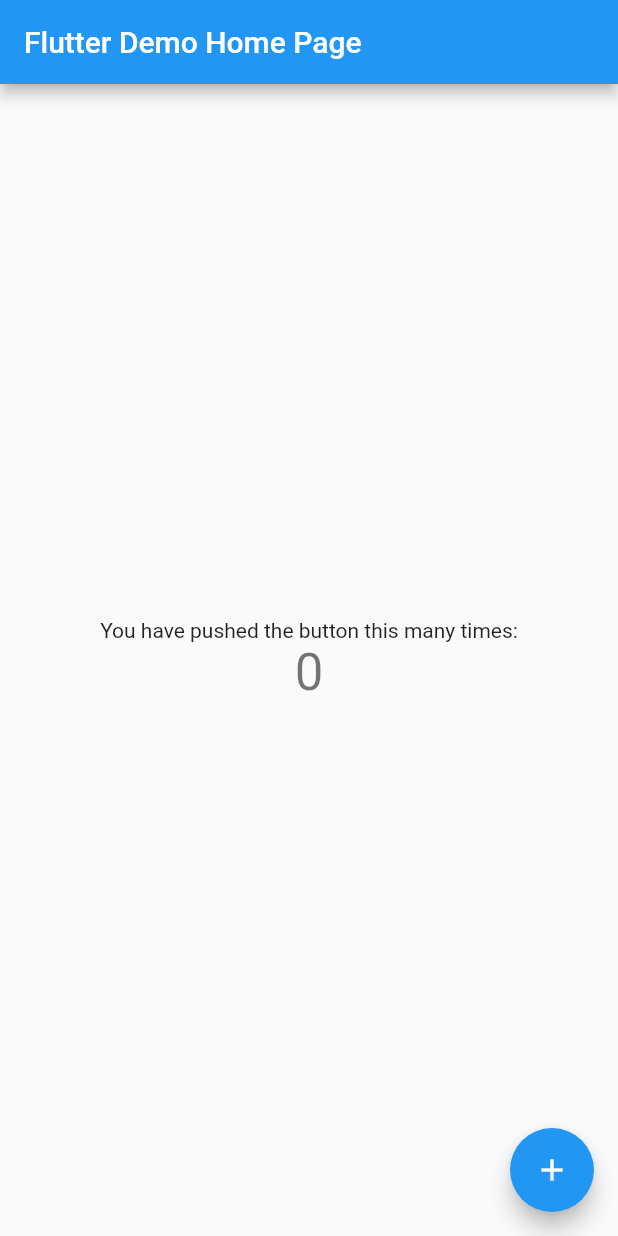
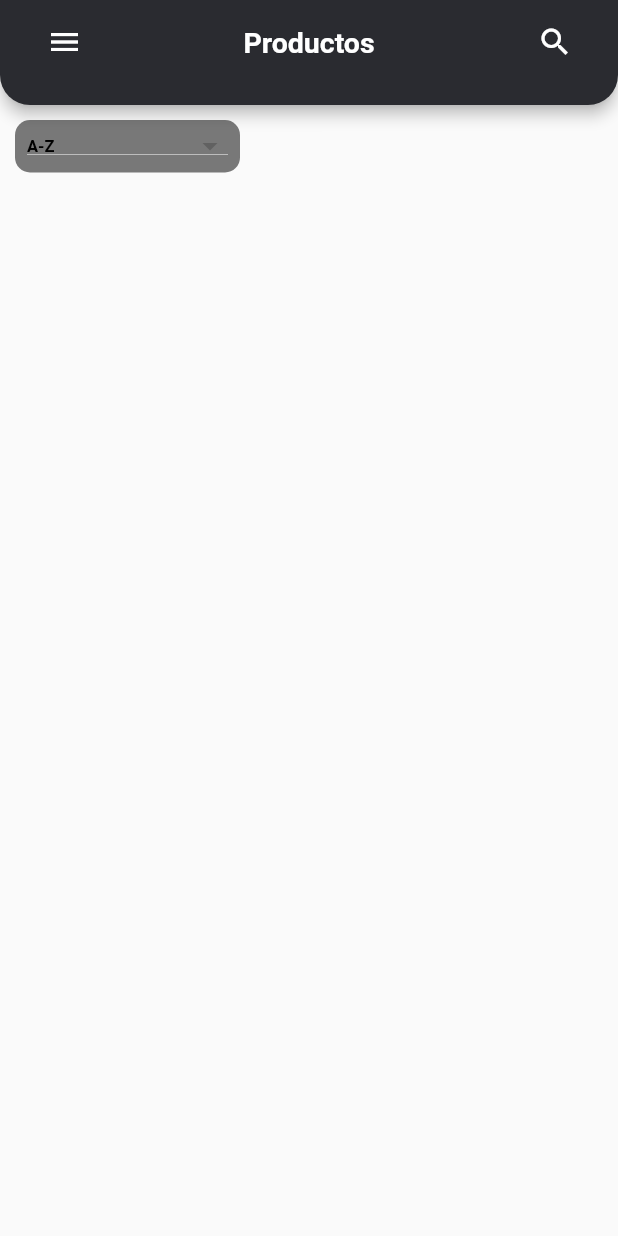
Before and after one commit to anything-devs/bike-soft-mobile-app, a Flutter app: the screen it shows after launch, on a phone screen of 412 x 824 dp. Run offline on Flutter 3.47's test engine with Material 2 defaults, Android fonts, the phone set to English and light mode, and no system bars.

Commit message:
Se agrega AppBar Customizable para ser reutilizada en otros lugares, se hace la estrucutra inicial del dropdown

```diff
--- a/lib/main.dart
+++ b/lib/main.dart
@@ -1,115 +1,22 @@
+import 'package:bike_soft_mobile_app/screens/productos_screen.dart';
 import 'package:flutter/material.dart';
 
 void main() {
-  runApp(const MyApp());
+  runApp(MyApp());
 }
 
 class MyApp extends StatelessWidget {
-  const MyApp({super.key});
-
+  MyApp({super.key});
+  final ThemeData theme = ThemeData(primarySwatch: Colors.grey);
   // This widget is the root of your application.
   @override
   Widget build(BuildContext context) {
     return MaterialApp(
-      title: 'Flutter Demo',
-      theme: ThemeData(
-        // This is the theme of your application.
-        //
-        // Try running your application with "flutter run". You'll see the
-        // application has a blue toolbar. Then, without quitting the app, try
-        // changing the primarySwatch below to Colors.green and then invoke
-        // "hot reload" (press "r" in the console where you ran "flutter run",
-        // or simply save your changes to "hot reload" in a Flutter IDE).
-        // Notice that the counter didn't reset back to zero; the application
-        // is not restarted.
-        primarySwatch: Colors.blue,
-      ),
-      home: const MyHomePage(title: 'Flutter Demo Home Page'),
+      debugShowCheckedModeBanner: false,
+      theme: theme.copyWith(
+          colorScheme:
+              theme.colorScheme.copyWith(secondary: Colors.red.shade500)),
+      home: const ProductsScreen(),
     );
   }
 }
-
-class MyHomePage extends StatefulWidget {
-  const MyHomePage({super.key, required this.title});
-
-  // This widget is the home page of your application. It is stateful, meaning
-  // that it has a State object (defined below) that contains fields that affect
-  // how it looks.
-
-  // This class is the configuration for the state. It holds the values (in this
-  // case the title) provided by the parent (in this case the App widget) and
-  // used by the build method of the State. Fields in a Widget subclass are
-  // always marked "final".
-
-  final String title;
-
-  @override
-  State<MyHomePage> createState() => _MyHomePageState();
-}
-
-class _MyHomePageState extends State<MyHomePage> {
-  int _counter = 0;
-
-  void _incrementCounter() {
-    setState(() {
-      // This call to setState tells the Flutter framework that something has
-      // changed in this State, which causes it to rerun the build method below
-      // so that the display can reflect the updated values. If we changed
-      // _counter without calling setState(), then the build method would not be
-      // called again, and so nothing would appear to happen.
-      _counter++;
-    });
-  }
-
-  @override
-  Widget build(BuildContext context) {
-    // This method is rerun every time setState is called, for instance as done
-    // by the _incrementCounter method above.
-    //
-    // The Flutter framework has been optimized to make rerunning build methods
-    // fast, so that you can just rebuild anything that needs updating rather
-    // than having to individually change instances of widgets.
-    return Scaffold(
-      appBar: AppBar(
-        // Here we take the value from the MyHomePage object that was created by
-        // the App.build method, and use it to set our appbar title.
-        title: Text(widget.title),
-      ),
-      body: Center(
-        // Center is a layout widget. It takes a single child and positions it
-        // in the middle of the parent.
-        child: Column(
-          // Column is also a layout widget. It takes a list of children and
-          // arranges them vertically. By default, it sizes itself to fit its
-          // children horizontally, and tries to be as tall as its parent.
-          //
-          // Invoke "debug painting" (press "p" in the console, choose the
-          // "Toggle Debug Paint" action from the Flutter Inspector in Android
-          // Studio, or the "Toggle Debug Paint" command in Visual Studio Code)
-          // to see the wireframe for each widget.
-          //
-          // Column has various properties to control how it sizes itself and
-          // how it positions its children. Here we use mainAxisAlignment to
-          // center the children vertically; the main axis here is the vertical
-          // axis because Columns are vertical (the cross axis would be
-          // horizontal).
-          mainAxisAlignment: MainAxisAlignment.center,
-          children: <Widget>[
-            const Text(
-              'You have pushed the button this many times:',
-            ),
-            Text(
-              '$_counter',
-              style: Theme.of(context).textTheme.headlineMedium,
-            ),
-          ],
-        ),
-      ),
-      floatingActionButton: FloatingActionButton(
-        onPressed: _incrementCounter,
-        tooltip: 'Increment',
-        child: const Icon(Icons.add),
-      ), // This trailing comma makes auto-formatting nicer for build methods.
-    );
-  }
-}
--- /dev/null
+++ b/lib/screens/productos_screen.dart
@@ -0,0 +1,60 @@
+import 'package:bike_soft_mobile_app/widgets/custom_app_bar.dart';
+import 'package:flutter/material.dart';
+
+class ProductsScreen extends StatefulWidget {
+  const ProductsScreen({super.key});
+
+  @override
+  State<ProductsScreen> createState() => _ProductsScreenState();
+}
+
+class _ProductsScreenState extends State<ProductsScreen> {
+  @override
+  Widget build(BuildContext context) {
+    return Scaffold(
+      appBar: const CustomAppBarr(titulo: "Productos"),
+      body: ListView(
+        children: [
+          Padding(
+              padding: const EdgeInsets.symmetric(vertical: 10, horizontal: 10),
+              child: Row(
+                mainAxisAlignment: MainAxisAlignment.start,
+                crossAxisAlignment: CrossAxisAlignment.center,
+                mainAxisSize: MainAxisSize.max,
+                children: [valueItems()],
+              ))
+
+          //Aca van el resto de cosas
+        ],
+      ),
+    );
+  }
+
+  Container valueItems() {
+    const List<String> list = <String>["A-Z", "Z-A", "Bajas unidades"];
+    String dropDownValue = list.first;
+    return Container(
+      width: 150,
+      height: 35,
+      padding: const EdgeInsets.symmetric(vertical: 4, horizontal: 8),
+      decoration: BoxDecoration(
+          color: const Color(0xff787878),
+          borderRadius: BorderRadius.circular(10)),
+      child: DropdownButton(
+        value: dropDownValue,
+        onChanged: (String? value) {
+          setState(() {
+            dropDownValue = value!;
+          });
+        },
+        items: list.map<DropdownMenuItem<String>>((String value) {
+          return DropdownMenuItem<String>(value: value, child: Text(value));
+        }).toList(),
+        style: const TextStyle(
+            color: Colors.black, fontSize: 11, fontWeight: FontWeight.w600),
+        elevation: 8,
+        isExpanded: true,
+      ),
+    );
+  }
+}
--- /dev/null
+++ b/lib/widgets/custom_app_bar.dart
@@ -0,0 +1,48 @@
+import 'package:flutter/material.dart';
+
+class CustomAppBarr extends StatelessWidget implements PreferredSizeWidget {
+  const CustomAppBarr({super.key, this.titulo = ''});
+
+  final String titulo;
+
+  @override
+  Widget build(BuildContext context) {
+    return AppBar(
+      centerTitle: true,
+      backgroundColor: const Color(0xff2a2b30),
+      shape: const RoundedRectangleBorder(
+          borderRadius: BorderRadius.only(
+              bottomLeft: Radius.circular(20.0),
+              bottomRight: Radius.circular(20.0))),
+      title: Text(
+        titulo,
+        style: const TextStyle(
+            fontWeight: FontWeight.w600,
+            fontStyle: FontStyle.normal,
+            fontSize: 19,
+            color: Colors.white),
+      ),
+      leading: const Padding(
+        padding: EdgeInsets.fromLTRB(30, 0, 0, 0),
+        child: Icon(
+          Icons.menu,
+          color: Color(0xffffffff),
+          size: 24,
+        ),
+      ),
+      actions: const [
+        Padding(
+          padding: EdgeInsets.fromLTRB(0, 0, 30, 0),
+          child: Icon(
+            Icons.search,
+            color: Color(0xffffffff),
+            size: 24,
+          ),
+        ),
+      ],
+    );
+  }
+
+  @override
+  Size get preferredSize => const Size(0, 70);
+}
```
Also changed, not shown: 1 other file.
